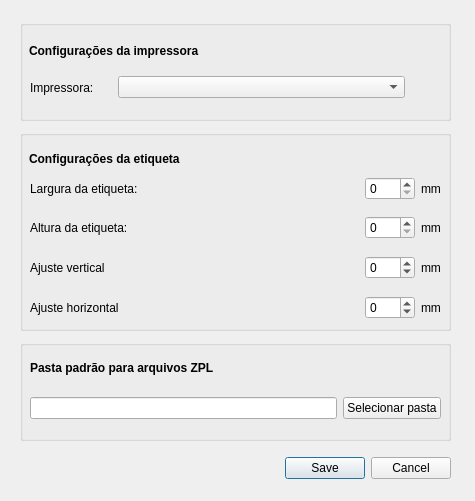
Before: the Qt Designer form zmasterprint/ui/settingsdialog.ui in thiagoneo/ZMasterPrint, drawn with Qt 5.
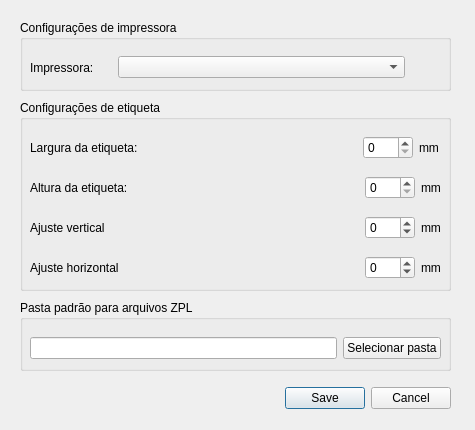
After: the same form once the commit is applied. Icons and pictures are not drawn.

Commit message: fix: adjust settings dialog dimensions and layout for improved UI consistency

Patch:
```diff
--- a/zmasterprint/ui/settingsdialog.ui
+++ b/zmasterprint/ui/settingsdialog.ui
@@ -7,7 +7,7 @@
     <x>0</x>
     <y>0</y>
     <width>475</width>
-    <height>501</height>
+    <height>430</height>
    </rect>
   </property>
   <property name="windowTitle">
@@ -19,17 +19,23 @@
      <x>20</x>
      <y>20</y>
      <width>431</width>
-     <height>101</height>
+     <height>71</height>
     </rect>
    </property>
+   <property name="sizePolicy">
+    <sizepolicy hsizetype="Preferred" vsizetype="Preferred">
+     <horstretch>0</horstretch>
+     <verstretch>0</verstretch>
+    </sizepolicy>
+   </property>
    <property name="title">
-    <string/>
+    <string>Configurações de impressora</string>
    </property>
    <widget class="QWidget" name="horizontalLayoutWidget_2">
     <property name="geometry">
      <rect>
       <x>10</x>
-      <y>50</y>
+      <y>30</y>
       <width>411</width>
       <height>35</height>
      </rect>
@@ -110,114 +116,24 @@
      </item>
     </layout>
    </widget>
-   <widget class="QWidget" name="verticalLayoutWidget">
-    <property name="geometry">
-     <rect>
-      <x>9</x>
-      <y>10</y>
-      <width>411</width>
-      <height>41</height>
-     </rect>
-    </property>
-    <layout class="QVBoxLayout" name="verticalLayout">
-     <item>
-      <widget class="QLabel" name="label_11">
-       <property name="sizePolicy">
-        <sizepolicy hsizetype="Preferred" vsizetype="Preferred">
-         <horstretch>0</horstretch>
-         <verstretch>0</verstretch>
-        </sizepolicy>
-       </property>
-       <property name="font">
-        <font>
-         <weight>75</weight>
-         <bold>true</bold>
-        </font>
-       </property>
-       <property name="text">
-        <string>Configurações da impressora</string>
-       </property>
-      </widget>
-     </item>
-    </layout>
-   </widget>
   </widget>
   <widget class="QGroupBox" name="labelSection">
    <property name="geometry">
     <rect>
      <x>20</x>
-     <y>130</y>
+     <y>100</y>
      <width>431</width>
-     <height>201</height>
+     <height>191</height>
     </rect>
    </property>
    <property name="title">
-    <string/>
+    <string>Configurações de etiqueta</string>
    </property>
-   <widget class="QWidget" name="horizontalLayoutWidget_3">
-    <property name="geometry">
-     <rect>
-      <x>10</x>
-      <y>40</y>
-      <width>411</width>
-      <height>37</height>
-     </rect>
-    </property>
-    <layout class="QHBoxLayout" name="horizontalLayout_3">
-     <item>
-      <layout class="QHBoxLayout" name="horizontalLayout_5">
-       <item>
-        <widget class="QLabel" name="label_3">
-         <property name="text">
-          <string>Largura da etiqueta:</string>
-         </property>
-        </widget>
-       </item>
-       <item>
-        <spacer name="horizontalSpacer_3">
-         <property name="orientation">
-          <enum>Qt::Horizontal</enum>
-         </property>
-         <property name="sizeHint" stdset="0">
-          <size>
-           <width>40</width>
-           <height>20</height>
-          </size>
-         </property>
-        </spacer>
-       </item>
-       <item>
-        <widget class="QSpinBox" name="spinLabelWidth">
-         <property name="minimumSize">
-          <size>
-           <width>50</width>
-           <height>0</height>
-          </size>
-         </property>
-         <property name="maximumSize">
-          <size>
-           <width>50</width>
-           <height>16777215</height>
-          </size>
-         </property>
-        </widget>
-       </item>
-       <item>
-        <widget class="QLabel" name="label_4">
-         <property name="text">
-          <string>mm</string>
-         </property>
-        </widget>
-       </item>
-      </layout>
-     </item>
-    </layout>
-   </widget>
    <widget class="QWidget" name="horizontalLayoutWidget_4">
     <property name="geometry">
      <rect>
       <x>10</x>
-      <y>80</y>
+      <y>70</y>
       <width>411</width>
       <height>35</height>
      </rect>
@@ -272,7 +188,7 @@
     <property name="geometry">
      <rect>
       <x>10</x>
-      <y>120</y>
+      <y>110</y>
       <width>411</width>
       <height>35</height>
      </rect>
@@ -333,7 +249,7 @@
     <property name="geometry">
      <rect>
       <x>10</x>
-      <y>160</y>
+      <y>150</y>
       <width>411</width>
       <height>35</height>
      </rect>
@@ -390,26 +306,56 @@
      </item>
     </layout>
    </widget>
-   <widget class="QWidget" name="verticalLayoutWidget_2">
+   <widget class="QWidget" name="">
     <property name="geometry">
      <rect>
-      <x>9</x>
-      <y>10</y>
-      <width>411</width>
-      <height>37</height>
+      <x>10</x>
+      <y>30</y>
+      <width>409</width>
+      <height>35</height>
      </rect>
     </property>
-    <layout class="QVBoxLayout" name="verticalLayout_2">
+    <layout class="QHBoxLayout" name="horizontalLayout_5">
      <item>
-      <widget class="QLabel" name="label_12">
-       <property name="font">
-        <font>
-         <weight>75</weight>
-         <bold>true</bold>
-        </font>
+      <widget class="QLabel" name="label_3">
+       <property name="text">
+        <string>Largura da etiqueta:</string>
        </property>
+      </widget>
+     </item>
+     <item>
+      <spacer name="horizontalSpacer_3">
+       <property name="orientation">
+        <enum>Qt::Horizontal</enum>
+       </property>
+       <property name="sizeHint" stdset="0">
+        <size>
+         <width>40</width>
+         <height>20</height>
+        </size>
+       </property>
+      </spacer>
+     </item>
+     <item>
+      <widget class="QSpinBox" name="spinLabelWidth">
+       <property name="minimumSize">
+        <size>
+         <width>50</width>
+         <height>0</height>
+        </size>
+       </property>
+       <property name="maximumSize">
+        <size>
+         <width>50</width>
+         <height>16777215</height>
+        </size>
+       </property>
+      </widget>
+     </item>
+     <item>
+      <widget class="QLabel" name="label_4">
        <property name="text">
-        <string>Configurações da etiqueta</string>
+        <string>mm</string>
        </property>
       </widget>
      </item>
@@ -420,44 +366,19 @@
    <property name="geometry">
     <rect>
      <x>20</x>
-     <y>340</y>
+     <y>300</y>
      <width>431</width>
-     <height>101</height>
+     <height>71</height>
     </rect>
    </property>
    <property name="title">
-    <string/>
+    <string>Pasta padrão para arquivos ZPL</string>
    </property>
-   <widget class="QWidget" name="verticalLayoutWidget_3">
-    <property name="geometry">
-     <rect>
-      <x>10</x>
-      <y>10</y>
-      <width>411</width>
-      <height>36</height>
-     </rect>
-    </property>
-    <layout class="QVBoxLayout" name="verticalLayout_3">
-     <item>
-      <widget class="QLabel" name="label_13">
-       <property name="font">
-        <font>
-         <weight>75</weight>
-         <bold>true</bold>
-        </font>
-       </property>
-       <property name="text">
-        <string>Pasta padrão para arquivos ZPL</string>
-       </property>
-      </widget>
-     </item>
-    </layout>
-   </widget>
    <widget class="QWidget" name="horizontalLayoutWidget_5">
     <property name="geometry">
      <rect>
       <x>10</x>
-      <y>50</y>
+      <y>30</y>
       <width>411</width>
       <height>37</height>
      </rect>
@@ -480,7 +401,7 @@
    <property name="geometry">
     <rect>
      <x>20</x>
-     <y>450</y>
+     <y>380</y>
      <width>431</width>
      <height>37</height>
     </rect>
```
The commit also changes 2 other files.
